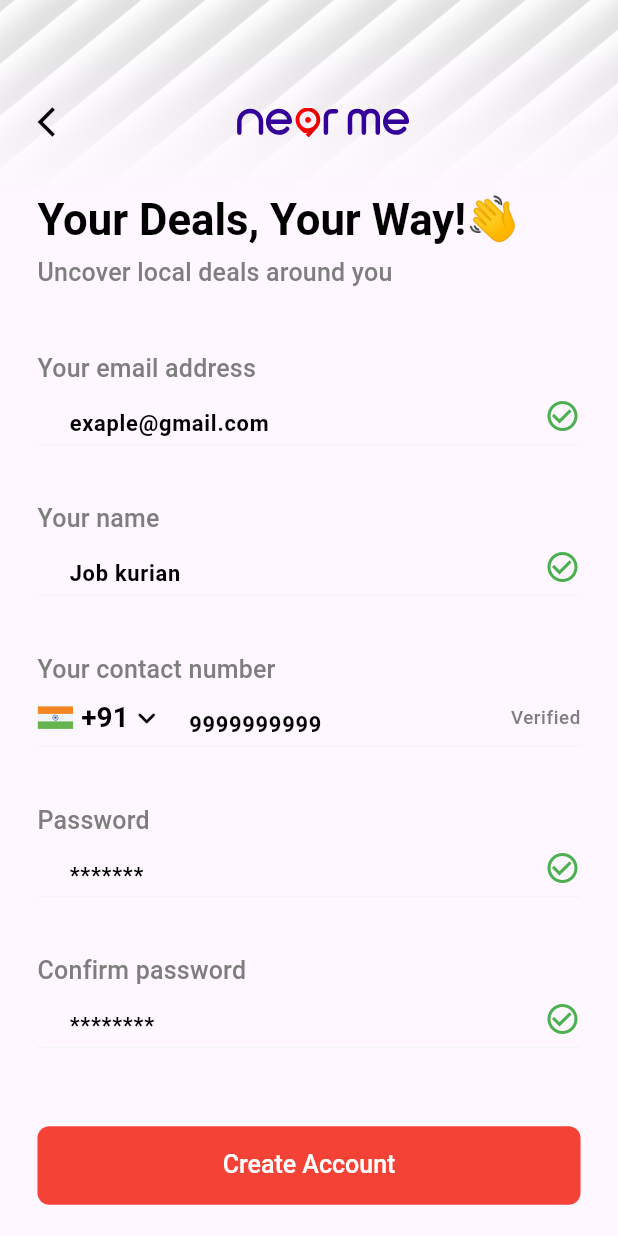
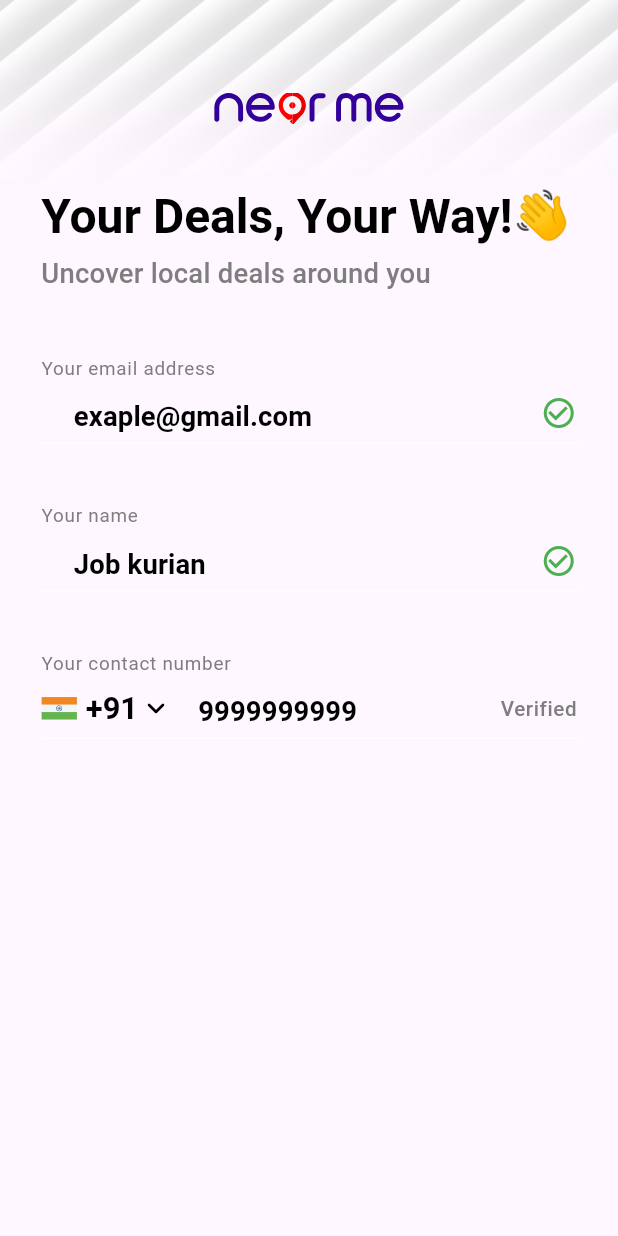
Before and after one commit to ZesdroTech/near_me_flutter, a Flutter app: the AccountCreationScreen screen opened directly, on a phone screen of 412 x 824 dp. Run offline on Flutter 3.47's test engine with Material 2 defaults, Android fonts, the phone set to English and light mode, and no system bars; our stand-ins replace flutter_screenutil, flutter_svg, get, step_progress_indicator.

Commit message:
Changes in the login flow , Account creation screen changes not  completed

```diff
--- a/lib/features/account_creation/presentation/view/account_creation_screen.dart
+++ b/lib/features/account_creation/presentation/view/account_creation_screen.dart
@@ -42,17 +42,17 @@ class AccountCreationScreen extends StatelessWidget {
                   isPhone: true)
               .buildTextField(context),
           SizedBox(height: 24.h,),
-          AccountCreationTextField(title: 'Password', hint: '*******')
-              .buildTextField(context),
-          SizedBox(height: 24.h,),
-          AccountCreationTextField(
-                  title: 'Confirm password', hint: '********')
-              .buildTextField(context),
-          SizedBox(height: 40.h,),
-          Padding(
-            padding: AppPadding.padding24Horizontal,
-            child: DefaultButton(text: 'Create Account', onButtonPressed: (){}),
-          )
+          // AccountCreationTextField(title: 'Password', hint: '*******')
+          //     .buildTextField(context),
+          // SizedBox(height: 24.h,),
+          // AccountCreationTextField(
+          //         title: 'Confirm password', hint: '********')
+          //     .buildTextField(context),
+          // SizedBox(height: 40.h,),
+          // Padding(
+          //   padding: AppPadding.padding24Horizontal,
+          //   child: DefaultButton(text: 'Create Account', onButtonPressed: (){}),
+          // )
         ],
       ),
     );
--- a/lib/features/account_creation/presentation/widgets/ac_creation_text_fields.dart
+++ b/lib/features/account_creation/presentation/widgets/ac_creation_text_fields.dart
@@ -24,7 +24,7 @@ class AccountCreationTextField {
         children: [
           Text(
             title,
-            style: Theme.of(context).textTheme.titleMedium,
+            style: Theme.of(context).textTheme.labelSmall,
           ),
           Row(
             children: [
@@ -57,8 +57,7 @@ class AccountCreationTextField {
                     decoration: InputDecoration(
                         border: InputBorder.none,
                         hintText: hint,
-                        hintStyle: const TextStyle(
-                            fontWeight: FontWeight.bold, color: Colors.black)),
+                        hintStyle: Theme.of(context).textTheme.titleSmall),
                   ),
                 ),
               ),
--- a/lib/main.dart
+++ b/lib/main.dart
@@ -4,6 +4,8 @@ import 'package:get/get.dart';
 import 'package:near_me_main_project/features/account_creation/presentation/view/account_creation_screen.dart';
 import 'package:near_me_main_project/features/common_search/presentation/view/all_search.dart';
 import 'package:near_me_main_project/features/common_search/presentation/view/common_search_screen.dart';
+import 'package:near_me_main_project/features/demo_appbar.dart';
+import 'package:near_me_main_project/features/home_screen/presentation/view/home_screen.dart';
 import 'package:near_me_main_project/features/interest_selection/presentation/view/interest_selection_screen.dart';
 import 'package:near_me_main_project/features/location_selection/presentation/view/location_selection_screen.dart';
 import 'package:near_me_main_project/features/profile/presentaion/view/profile_screen.dart';
@@ -21,14 +23,14 @@ class NearMeApp extends StatelessWidget {
   @override
   Widget build(BuildContext context) {
     return ScreenUtilInit(
-      designSize: const Size(396, 852),
+      designSize: const Size(360, 800),
       builder: (_,__) {
         return GetMaterialApp(
           themeMode: ThemeMode.system,
           theme: AppThemes.lightTheme,
           darkTheme: AppThemes.darkTheme,
           debugShowCheckedModeBanner: false,
-          home: SignUpScreen(), // Replace with your initial screen
+          home: AccountCreationScreen(), // Replace with your initial screen
         );
       },
     );
--- a/lib/utils/app_constants/app_colors.dart
+++ b/lib/utils/app_constants/app_colors.dart
@@ -3,6 +3,6 @@ import 'package:flutter/material.dart';
 class AppColors {
   static Color blue = Color(0xFF256AFD);
   static Color subTextColor = Color(0xFF7E7E7E);
-  static Color lightContainerBackground = Color(0xFFF5F5F5);
+  static Color lightContainerBackground = Color(0xFFFFF);
   static Color darkContainerBackground = Colors.grey.shade200;
 }
--- a/lib/utils/common_widgets/top_section.dart
+++ b/lib/utils/common_widgets/top_section.dart
@@ -15,7 +15,10 @@ class TopSection {
   // ignore: prefer_typing_uninitialized_variables
   var screenHeight;
 
-  TopSection({this.screenWidth, this.screenHeight, this.isSignUp = false});
+  TopSection(
+      {this.isSignUp = false,
+      required this.screenWidth,
+      required this.screenHeight});
 
   Widget topAppBarSignIn() {
     if (!isSignUp) {
@@ -25,31 +28,24 @@ class TopSection {
           Positioned(
             top: 0,
             child: Container(
-              height: screenHeight * 0.17.h,
+              height: 120.h,
+
             ),
           ),
-          TopSectionAppBar(screenHeight * 0.17.h).buildTopSection(),
-          Positioned(
-            top: 72.h,
+          TopSectionAppBar(120.h).buildTopSection(),
+          Positioned.fill(
+            top: 20.h,
             child: Padding(
               padding: AppPadding.padding24Horizontal,
-              child: Row(
-                children: [
-                  const Icon(
-                    Icons.arrow_back_ios,
-                  ),
-                  SizedBox(
-                    width: 102.w,
-                  ),
-                  SizedBox(
+              child: Center(
+                child: SizedBox(
                   height: 20.h,
                   width: 116.w,
                   child: SvgPicture.asset(
                     'assets/images/near_me_logo.svg',
                     fit: BoxFit.cover,
                   ),
-                  )
-                ],
+                ),
               ),
             ),
           ),
@@ -59,18 +55,19 @@ class TopSection {
       // If isSignIn is false, show the Positioned widget
       // it Include the top section with LOGO
       return Stack(
-
         children: [
           Container(
             height: screenHeight * 0.23.h,
           ),
-          Positioned(
+          Positioned.fill(
             top: 60,
-            left: screenWidth * 0.38.h,
+            // left: screenWidth * 0.38.h,
+            child: Center(
               child: SizedBox(
                 height: 116.h,
                 width: 96.h,
                 child: SvgPicture.asset("assets/images/near_me_main_logo.svg"),
+              ),
             ),
           ),
           TopSectionAppBar(screenHeight * 0.18.h).buildTopSection(),
@@ -87,7 +84,7 @@ class TopSectionAppBar {
 
   Widget buildTopSection() {
     return SizedBox(
-      height: 132.h,
+      height: 120.h,
       width: double.infinity,
       child: Container(
         decoration: const BoxDecoration(
--- a/lib/utils/theme/custom_themes/elevated_button_theme.dart
+++ b/lib/utils/theme/custom_themes/elevated_button_theme.dart
@@ -9,7 +9,7 @@ class AppElevatedButtonTheme {
       style: ElevatedButton.styleFrom(
           elevation: 0,
           foregroundColor: Colors.white,
-          backgroundColor: Colors.red,
+          backgroundColor: AppColors.blue,
           shape: RoundedRectangleBorder(borderRadius: BorderRadius.circular(8)),
           padding: EdgeInsets.symmetric(vertical: 8.h),
           textStyle: TextStyle(fontSize: 16.sp,fontWeight: FontWeight.w500),));
--- a/lib/utils/theme/custom_themes/input_field_theme.dart
+++ b/lib/utils/theme/custom_themes/input_field_theme.dart
@@ -28,10 +28,10 @@ class AppInputTheme {
     suffixIconColor: Colors.grey,
     // Set border styles
     border: const OutlineInputBorder(
-      borderSide: BorderSide(color: Colors.transparent),
+      borderSide: BorderSide(color: Colors.yellow),
     ),
     focusedBorder: const OutlineInputBorder(
-      borderSide: BorderSide(color: Colors.transparent),
+      borderSide: BorderSide(color: Colors.red),
     ),
   );
 }
--- a/lib/utils/theme/custom_themes/text_theme.dart
+++ b/lib/utils/theme/custom_themes/text_theme.dart
@@ -31,7 +31,16 @@ class AppTextTheme {
     bodySmall: TextStyle(
         fontSize: 12.sp,
         fontWeight: FontWeight.w500,
-          color: AppColors.subTextColor));
+        color: AppColors.subTextColor),
+    labelLarge: TextStyle(
+        fontSize: 11.sp, fontWeight: FontWeight.w600, color: AppColors.blue),
+    labelMedium: TextStyle(
+        fontSize: 14.sp, fontWeight: FontWeight.w700, color: AppColors.blue),
+    labelSmall: TextStyle(
+        fontSize: 11.sp,
+        fontWeight: FontWeight.w400,
+        color: AppColors.subTextColor),
+  );
   static TextTheme dartTextTheme = TextTheme(
     headlineLarge: TextStyle(
         fontSize: 42.sp, fontWeight: FontWeight.w600, color: Colors.white),
@@ -56,5 +65,14 @@ class AppTextTheme {
     bodySmall: TextStyle(
         fontSize: 12.sp,
         fontWeight: FontWeight.w500,
-          color: AppColors.subTextColor));
+        color: AppColors.subTextColor),
+    labelLarge: TextStyle(
+        fontSize: 11.sp, fontWeight: FontWeight.w600, color: AppColors.blue),
+    labelMedium: TextStyle(
+        fontSize: 14.sp, fontWeight: FontWeight.w700, color: AppColors.blue),
+    labelSmall: TextStyle(
+        fontSize: 11.sp,
+        fontWeight: FontWeight.w400,
+        color: AppColors.subTextColor),
+  );
 }
--- a/lib/utils/theme/themes.dart
+++ b/lib/utils/theme/themes.dart
@@ -18,8 +18,9 @@ class AppThemes {
     elevatedButtonTheme: AppElevatedButtonTheme.lightEleavatedButton,
     inputDecorationTheme: AppInputTheme.lightInputDecorationTheme,
     iconTheme: AppIconTheme.lightIconTheme,
-    dividerColor: AppColors.lightContainerBackground,
-    backgroundColor: Colors.grey.shade300
+    dividerColor: Colors.white,
+    backgroundColor: Colors.grey.shade300,
+    hintColor: Colors.grey.shade200,
   );
 
   // Theme for dark mode
@@ -33,6 +34,7 @@ class AppThemes {
       inputDecorationTheme: AppInputTheme.darkInputDecorationTheme,
       iconTheme: AppIconTheme.darkIconTheme,
       dividerColor: AppColors.darkContainerBackground,
-      backgroundColor: Colors.grey.shade600
+      backgroundColor: Colors.grey.shade600,
+    hintColor: Colors.grey.shade400,
       );
 }
```
Also changed, not shown: lib/features/demo_appbar.dart (+26 -26 lines), lib/features/sign_in/presentation/view/sign_in_screen.dart (+17 -25 lines), lib/features/sign_in/presentation/widgets/login_text_fields.dart (+3 -4 lines), lib/features/sign_up/presentation/view/sign_up_screen.dart (+21 -36 lines), lib/features/sign_up/presentation/widgets/sign_up_span_text.dart (+2 -5 lines), lib/utils/common_widgets/divider_area.dart (+6 -3 lines), lib/utils/common_widgets/sign_up_card.dart (+11 -13 lines), assets/app_bar_image/near me.png (added). Lines whose indentation alone changed are shown as unchanged.
